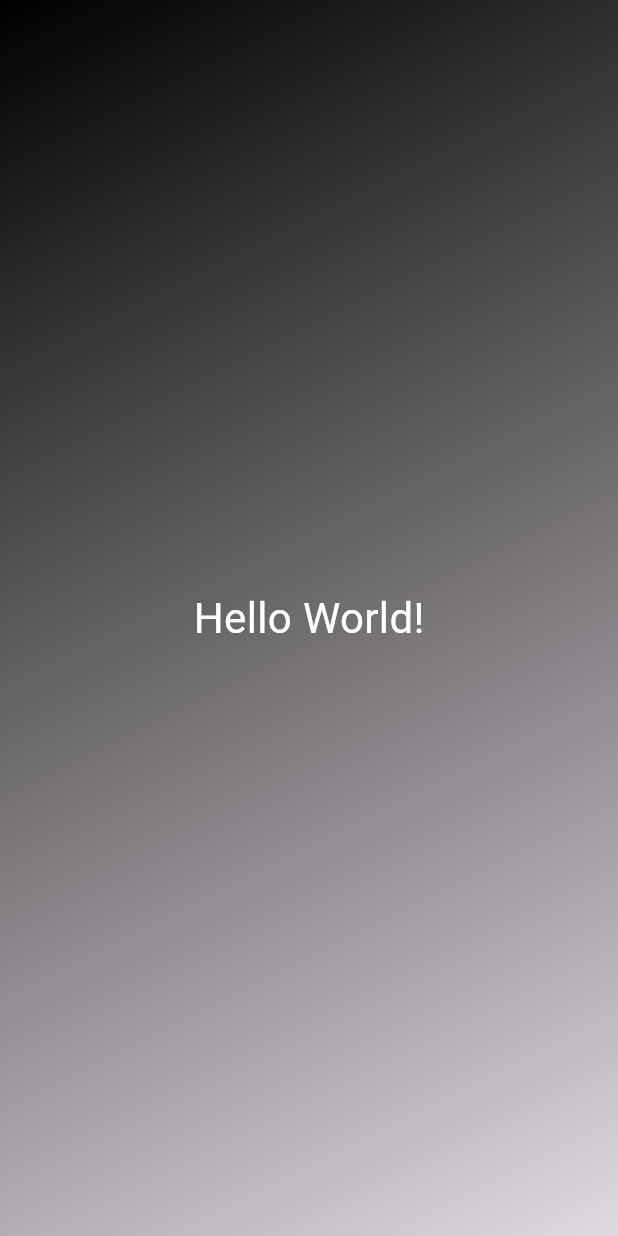
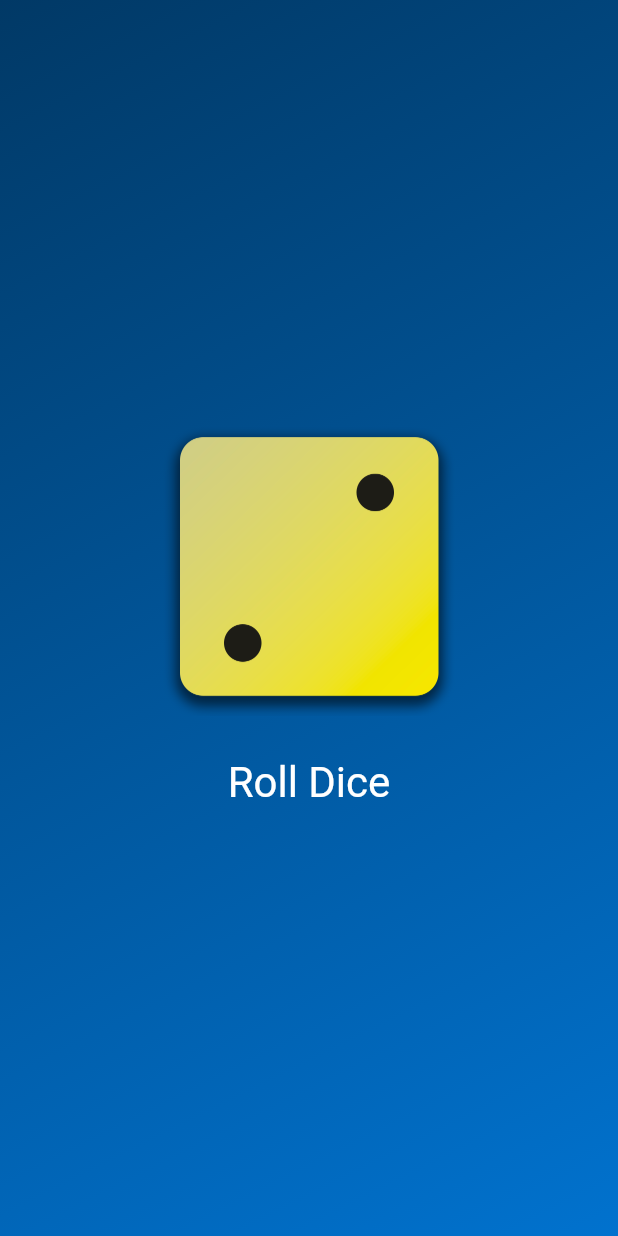
Before and after one commit to sarama02/rafarep, a Flutter app: the screen it shows after launch, on a phone screen of 412 x 824 dp. Run offline on Flutter 3.47's test engine with Material 3 defaults, Android fonts, the phone set to English and light mode, and no system bars.

Commit message:
roll dice app V.1

```diff
--- /dev/null
+++ b/lib/dice_roller.dart
@@ -0,0 +1,55 @@
+import 'package:flutter/material.dart';
+import 'dart:math';
+
+final randomizer = Random();
+
+class DiceRoller extends StatefulWidget {
+  const DiceRoller({super.key});
+  // Do not add a build method, add a createState method
+  @override
+  State<DiceRoller> createState() {
+    return _DiceRollerState();
+  }
+
+}
+
+// private class
+class _DiceRollerState extends State<DiceRoller> {
+  var activeDiceImage = 'assets/images/dice-2.png';
+  var currentDiceRoll = 2;
+
+  void rollDice() {
+    setState(() {
+      currentDiceRoll = randomizer.nextInt(6) + 1; // Value between 1 and 6
+    });
+    // print('Changing image...');
+  }
+
+  @override
+  Widget build(context) {
+    return Column(
+          mainAxisSize: MainAxisSize.min,
+          children: [
+            Image.asset(
+              'assets/images/dice-$currentDiceRoll.png',
+              width: 200,
+            ),
+            const SizedBox(height: 20),
+            TextButton(
+                // onPressed: () {}),
+                onPressed: rollDice,
+                style: TextButton.styleFrom(
+                  // padding: const EdgeInsets.only(top: 20,),
+                  foregroundColor: Colors.white,
+                  textStyle: const TextStyle(
+                    fontSize: 28,
+                  ),
+                ),
+                child: const Text(
+                  'Roll Dice',
+                  style: TextStyle(color: Colors.white),
+                ))
+          ],
+        );
+  }
+}
--- a/lib/gradient_container.dart
+++ b/lib/gradient_container.dart
@@ -1,5 +1,6 @@
+import 'package:custom_app_test/dice_roller.dart';
 import 'package:flutter/material.dart';
-import 'package:custom_app_test/styled_text.dart';
+// import 'package:custom_app_test/styled_text.dart';
 
 var startAlignment = Alignment.topLeft;
 // Alignment? startAlignment;
@@ -9,7 +10,10 @@ var endAlignment = Alignment.bottomRight;
 
 class GradientContainer extends StatelessWidget {
   // GradientContainer({key}): super(key: key);
-  const GradientContainer({super.key});
+  const GradientContainer(this.colors, {super.key});
+
+  final List<Color> colors;
+
   @override
   Widget build(context) {
     return Container(
@@ -17,14 +21,13 @@ class GradientContainer extends StatelessWidget {
         gradient: LinearGradient(
           begin: startAlignment,
           end: endAlignment,
-            colors: const [
-              Colors.black,
-              Colors.black12,
-            ],
+          colors: colors,
         ),
       ),
       child: const Center(
-            child: StyledText()),
+        // child: StyledText('Hello World!')),
+        child: DiceRoller()
+      ),
     );
   }
 }
--- a/lib/main.dart
+++ b/lib/main.dart
@@ -2,9 +2,10 @@ import 'package:flutter/material.dart';
 import 'package:custom_app_test/gradient_container.dart';
 
 void main() {
-  runApp(const MaterialApp(
+  runApp(MaterialApp(
     home: Scaffold(
-      body: GradientContainer(),
+      body: GradientContainer(
+          [Color.fromARGB(255, 1, 57, 102), Color.fromARGB(255, 1, 114, 206)]),
     ),
   ));
 }
--- a/lib/styled_text.dart
+++ b/lib/styled_text.dart
@@ -1,15 +1,25 @@
 import 'package:flutter/material.dart';
 
 class StyledText extends StatelessWidget {
-  const StyledText({super.key});
+  const StyledText(this.text, {super.key});
+
+  final String text;
+
   @override
   Widget build(context) {
-    return const Text(
-          'Hello World!',
-          style: TextStyle(
+    return Text(
+          text,
+          style: const TextStyle(
             color: Colors.white,
             fontSize: 28,
           ),
         );
+    // return const Column(
+    //   mainAxisAlignment: MainAxisAlignment.center,
+    //   children: [
+    //     Image(image: NetworkImage('https://encrypted-tbn0.gstatic.com/images?q=tbn:ANd9GcQrmfPVCryBUb3eN06EpdCGNUEUGn3Jv_GhCvLknnR3yg&s')),
+    //     Text('Hola Tonotos', style: TextStyle(color: Colors.white, fontSize: 28),),
+    //   ],
+    // );
   }
 }
```
Also changed, not shown: pubspec.yaml (+8 -2 lines), assets/images/dice-1.png (added), assets/images/dice-2.png (added), assets/images/dice-3.png (added), assets/images/dice-4.png (added), assets/images/dice-5.png (added), assets/images/dice-6.png (added). Lines whose indentation alone changed are shown as unchanged.
